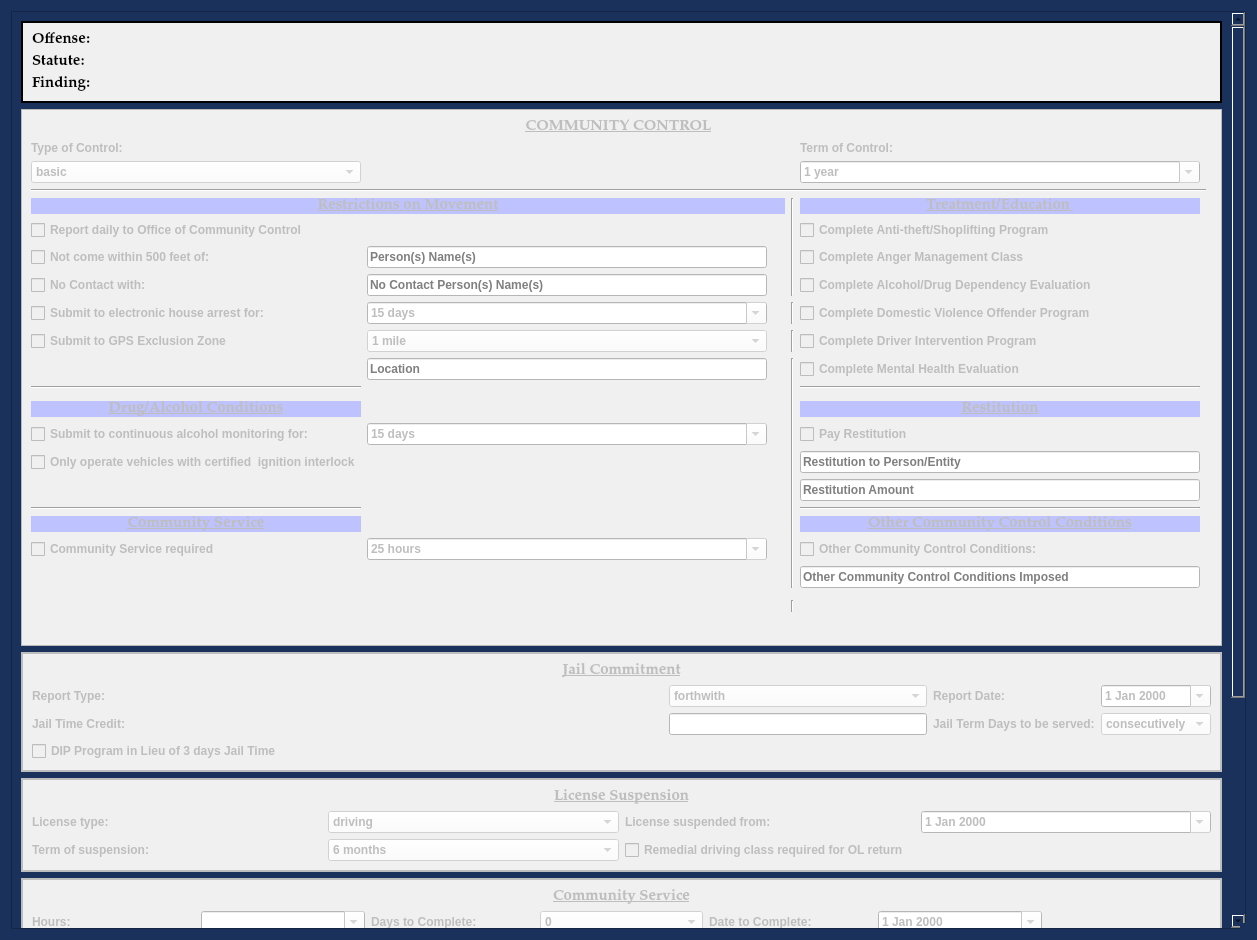
HunterProgram22/MuniEntry, file views/ui/AddCommunityControlDialog.ui: the form before one commit.
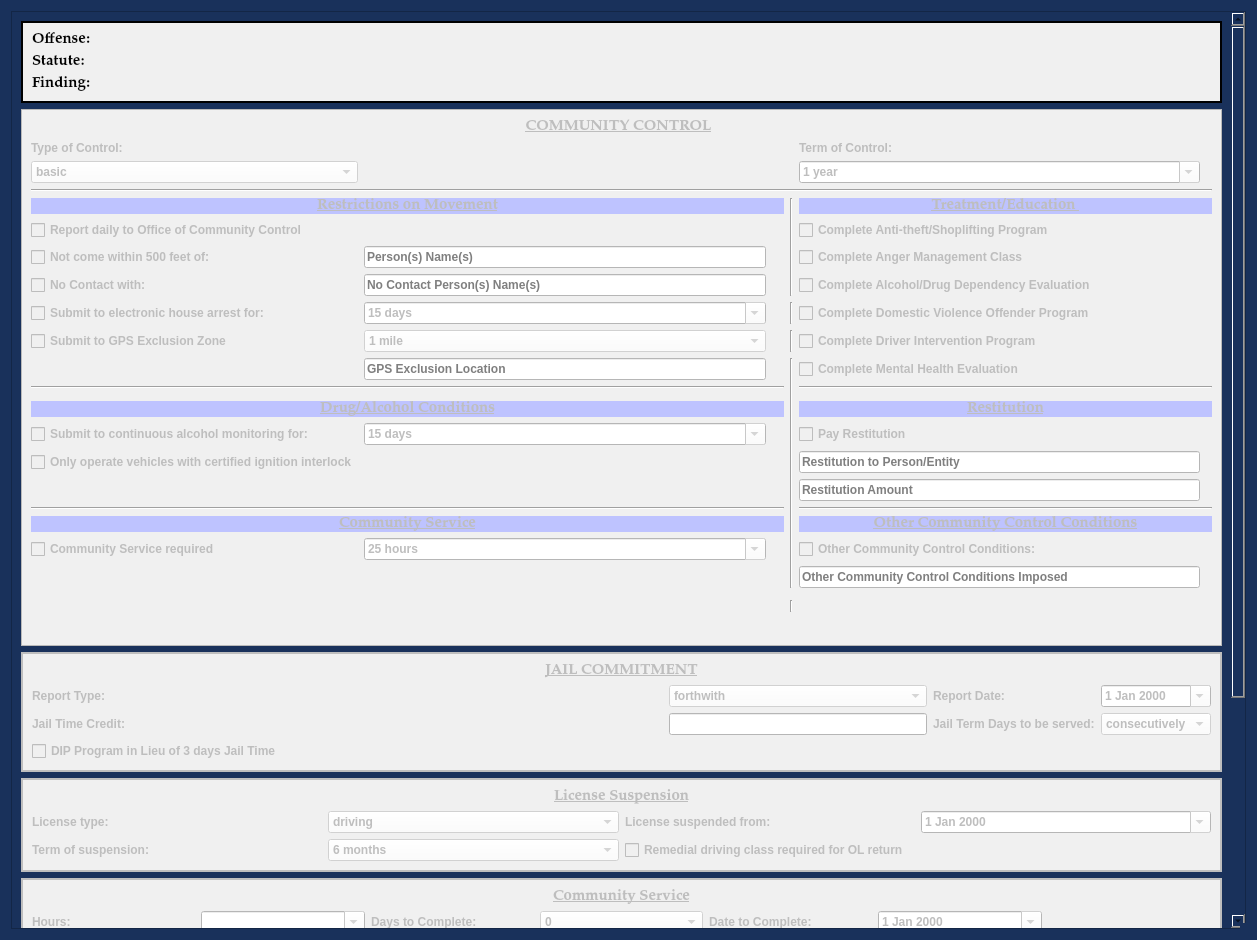
The form after the commit.

Commit message: Cleaning up Comm Control UI

```diff
--- a/views/ui/AddCommunityControlDialog.ui
+++ b/views/ui/AddCommunityControlDialog.ui
@@ -17,7 +17,7 @@
    </rect>
   </property>
   <property name="sizePolicy">
-   <sizepolicy hsizetype="Minimum" vsizetype="Preferred">
+   <sizepolicy hsizetype="Fixed" vsizetype="Preferred">
     <horstretch>0</horstretch>
     <verstretch>0</verstretch>
    </sizepolicy>
@@ -632,7 +632,7 @@
              </font>
             </property>
             <property name="text">
-             <string>Jail Commitment</string>
+             <string>JAIL COMMITMENT</string>
             </property>
             <property name="alignment">
              <set>Qt::AlignCenter</set>
@@ -852,13 +852,6 @@
             </property>
            </widget>
           </item>
-          <item row="17" column="6">
-           <widget class="Line" name="line_3">
-            <property name="orientation">
-             <enum>Qt::Horizontal</enum>
-            </property>
-           </widget>
-          </item>
           <item row="6" column="6">
            <widget class="QCheckBox" name="anger_management_checkBox">
             <property name="text">
@@ -866,29 +859,6 @@
             </property>
            </widget>
           </item>
-          <item row="13" column="0">
-           <widget class="QLabel" name="label_8">
-            <property name="font">
-             <font>
-              <family>Palatino Linotype</family>
-              <pointsize>11</pointsize>
-              <weight>75</weight>
-              <italic>false</italic>
-              <bold>true</bold>
-              <underline>true</underline>
-             </font>
-            </property>
-            <property name="styleSheet">
-             <string notr="true">background-color: rgb(190, 195, 255);</string>
-            </property>
-            <property name="text">
-             <string>Drug/Alcohol Conditions</string>
-            </property>
-            <property name="alignment">
-             <set>Qt::AlignCenter</set>
-            </property>
-           </widget>
-          </item>
           <item row="5" column="0">
            <widget class="QCheckBox" name="daily_reporting_checkBox">
             <property name="text">
@@ -1011,7 +981,7 @@
              <string notr="true">background-color: rgb(255, 255, 255);</string>
             </property>
             <property name="placeholderText">
-             <string>Location</string>
+             <string>GPS Exclusion Location</string>
             </property>
            </widget>
           </item>
@@ -1022,43 +992,6 @@
             </property>
            </widget>
           </item>
-          <item row="4" column="6">
-           <widget class="QLabel" name="label_6">
-            <property name="font">
-             <font>
-              <family>Palatino Linotype</family>
-              <pointsize>11</pointsize>
-              <weight>75</weight>
-              <italic>false</italic>
-              <bold>true</bold>
-              <underline>true</underline>
-             </font>
-            </property>
-            <property name="styleSheet">
-             <string notr="true">background-color: rgb(190, 195, 255);</string>
-            </property>
-            <property name="text">
-             <string>Treatment/Education </string>
-            </property>
-            <property name="alignment">
-             <set>Qt::AlignCenter</set>
-            </property>
-           </widget>
-          </item>
-          <item row="11" column="6">
-           <widget class="Line" name="line_19">
-            <property name="orientation">
-             <enum>Qt::Horizontal</enum>
-            </property>
-           </widget>
-          </item>
-          <item row="3" column="0" colspan="8">
-           <widget class="Line" name="line">
-            <property name="orientation">
-             <enum>Qt::Horizontal</enum>
-            </property>
-           </widget>
-          </item>
           <item row="0" column="0" colspan="8">
            <widget class="QLabel" name="label_25">
             <property name="sizePolicy">
@@ -1197,13 +1130,6 @@
             </property>
            </widget>
           </item>
-          <item row="17" column="0">
-           <widget class="Line" name="line_4">
-            <property name="orientation">
-             <enum>Qt::Horizontal</enum>
-            </property>
-           </widget>
-          </item>
           <item row="16" column="6">
            <widget class="QLineEdit" name="pay_restitution_amount_box">
             <property name="styleSheet">
@@ -1267,38 +1193,14 @@
             </property>
            </widget>
           </item>
-          <item row="13" column="6">
-           <widget class="QLabel" name="label_4">
-            <property name="font">
-             <font>
-              <family>Palatino Linotype</family>
-              <pointsize>11</pointsize>
-              <weight>75</weight>
-              <italic>false</italic>
-              <bold>true</bold>
-              <underline>true</underline>
-             </font>
-            </property>
-            <property name="styleSheet">
-             <string notr="true">background-color: rgb(190, 195, 255);</string>
-            </property>
-            <property name="text">
-             <string>Restitution</string>
-            </property>
-            <property name="alignment">
-             <set>Qt::AlignCenter</set>
-            </property>
-           </widget>
-          </item>
-          <item row="11" column="0">
-           <widget class="Line" name="line_2">
-            <property name="orientation">
-             <enum>Qt::Horizontal</enum>
-            </property>
-           </widget>
-          </item>
           <item row="14" column="1">
            <widget class="QComboBox" name="alcohol_monitoring_time_box">
+            <property name="minimumSize">
+             <size>
+              <width>200</width>
+              <height>0</height>
+             </size>
+            </property>
             <property name="styleSheet">
              <string notr="true">background-color: rgb(255, 255, 255);</string>
             </property>
@@ -1329,6 +1231,12 @@
           </item>
           <item row="19" column="1">
            <widget class="QComboBox" name="community_control_community_service_hours_box">
+            <property name="minimumSize">
+             <size>
+              <width>200</width>
+              <height>0</height>
+             </size>
+            </property>
             <property name="styleSheet">
              <string notr="true">background-color: rgb(255, 255, 255);</string>
             </property>
@@ -1365,7 +1273,7 @@
           <item row="15" column="0">
            <widget class="QCheckBox" name="interlock_vehicles_checkBox">
             <property name="text">
-             <string>Only operate vehicles with certified  ignition interlock</string>
+             <string>Only operate vehicles with certified ignition interlock</string>
             </property>
            </widget>
           </item>
@@ -1376,52 +1284,6 @@
             </property>
            </widget>
           </item>
-          <item row="18" column="6">
-           <widget class="QLabel" name="label_12">
-            <property name="font">
-             <font>
-              <family>Palatino Linotype</family>
-              <pointsize>11</pointsize>
-              <weight>75</weight>
-              <italic>false</italic>
-              <bold>true</bold>
-              <underline>true</underline>
-             </font>
-            </property>
-            <property name="styleSheet">
-             <string notr="true">background-color: rgb(190, 195, 255);</string>
-            </property>
-            <property name="text">
-             <string>Other Community Control Conditions</string>
-            </property>
-            <property name="alignment">
-             <set>Qt::AlignCenter</set>
-            </property>
-           </widget>
-          </item>
-          <item row="18" column="0">
-           <widget class="QLabel" name="label_11">
-            <property name="font">
-             <font>
-              <family>Palatino Linotype</family>
-              <pointsize>11</pointsize>
-              <weight>75</weight>
-              <italic>false</italic>
-              <bold>true</bold>
-              <underline>true</underline>
-             </font>
-            </property>
-            <property name="styleSheet">
-             <string notr="true">background-color: rgb(190, 195, 255);</string>
-            </property>
-            <property name="text">
-             <string>Community Service</string>
-            </property>
-            <property name="alignment">
-             <set>Qt::AlignCenter</set>
-            </property>
-           </widget>
-          </item>
           <item row="9" column="1">
            <widget class="QComboBox" name="gps_exclusion_radius_box">
             <property name="minimumSize">
@@ -1499,6 +1361,156 @@
             </item>
            </widget>
           </item>
+          <item row="13" column="0" colspan="5">
+           <widget class="QLabel" name="label_8">
+            <property name="font">
+             <font>
+              <family>Palatino Linotype</family>
+              <pointsize>11</pointsize>
+              <weight>75</weight>
+              <italic>false</italic>
+              <bold>true</bold>
+              <underline>true</underline>
+             </font>
+            </property>
+            <property name="styleSheet">
+             <string notr="true">background-color: rgb(190, 195, 255);</string>
+            </property>
+            <property name="text">
+             <string>Drug/Alcohol Conditions</string>
+            </property>
+            <property name="alignment">
+             <set>Qt::AlignCenter</set>
+            </property>
+           </widget>
+          </item>
+          <item row="18" column="0" colspan="5">
+           <widget class="QLabel" name="cs_label">
+            <property name="font">
+             <font>
+              <family>Palatino Linotype</family>
+              <pointsize>11</pointsize>
+              <weight>75</weight>
+              <italic>false</italic>
+              <bold>true</bold>
+              <underline>true</underline>
+             </font>
+            </property>
+            <property name="styleSheet">
+             <string notr="true">background-color: rgb(190, 195, 255);</string>
+            </property>
+            <property name="text">
+             <string>Community Service</string>
+            </property>
+            <property name="alignment">
+             <set>Qt::AlignCenter</set>
+            </property>
+           </widget>
+          </item>
+          <item row="18" column="6" colspan="3">
+           <widget class="QLabel" name="label_12">
+            <property name="font">
+             <font>
+              <family>Palatino Linotype</family>
+              <pointsize>11</pointsize>
+              <weight>75</weight>
+              <italic>false</italic>
+              <bold>true</bold>
+              <underline>true</underline>
+             </font>
+            </property>
+            <property name="styleSheet">
+             <string notr="true">background-color: rgb(190, 195, 255);</string>
+            </property>
+            <property name="text">
+             <string>Other Community Control Conditions</string>
+            </property>
+            <property name="alignment">
+             <set>Qt::AlignCenter</set>
+            </property>
+           </widget>
+          </item>
+          <item row="13" column="6" colspan="3">
+           <widget class="QLabel" name="label_4">
+            <property name="font">
+             <font>
+              <family>Palatino Linotype</family>
+              <pointsize>11</pointsize>
+              <weight>75</weight>
+              <italic>false</italic>
+              <bold>true</bold>
+              <underline>true</underline>
+             </font>
+            </property>
+            <property name="styleSheet">
+             <string notr="true">background-color: rgb(190, 195, 255);</string>
+            </property>
+            <property name="text">
+             <string>Restitution</string>
+            </property>
+            <property name="alignment">
+             <set>Qt::AlignCenter</set>
+            </property>
+           </widget>
+          </item>
+          <item row="4" column="6" colspan="3">
+           <widget class="QLabel" name="label_6">
+            <property name="font">
+             <font>
+              <family>Palatino Linotype</family>
+              <pointsize>11</pointsize>
+              <weight>75</weight>
+              <italic>false</italic>
+              <bold>true</bold>
+              <underline>true</underline>
+             </font>
+            </property>
+            <property name="styleSheet">
+             <string notr="true">background-color: rgb(190, 195, 255);</string>
+            </property>
+            <property name="text">
+             <string>Treatment/Education </string>
+            </property>
+            <property name="alignment">
+             <set>Qt::AlignCenter</set>
+            </property>
+           </widget>
+          </item>
+          <item row="11" column="0" colspan="5">
+           <widget class="Line" name="line_2">
+            <property name="orientation">
+             <enum>Qt::Horizontal</enum>
+            </property>
+           </widget>
+          </item>
+          <item row="17" column="0" colspan="5">
+           <widget class="Line" name="line_4">
+            <property name="orientation">
+             <enum>Qt::Horizontal</enum>
+            </property>
+           </widget>
+          </item>
+          <item row="3" column="0" colspan="9">
+           <widget class="Line" name="line">
+            <property name="orientation">
+             <enum>Qt::Horizontal</enum>
+            </property>
+           </widget>
+          </item>
+          <item row="11" column="6" colspan="3">
+           <widget class="Line" name="line_19">
+            <property name="orientation">
+             <enum>Qt::Horizontal</enum>
+            </property>
+           </widget>
+          </item>
+          <item row="17" column="6" colspan="3">
+           <widget class="Line" name="line_3">
+            <property name="orientation">
+             <enum>Qt::Horizontal</enum>
+            </property>
+           </widget>
+          </item>
          </layout>
         </widget>
        </item>
```
The commit also changes 2 other files.
